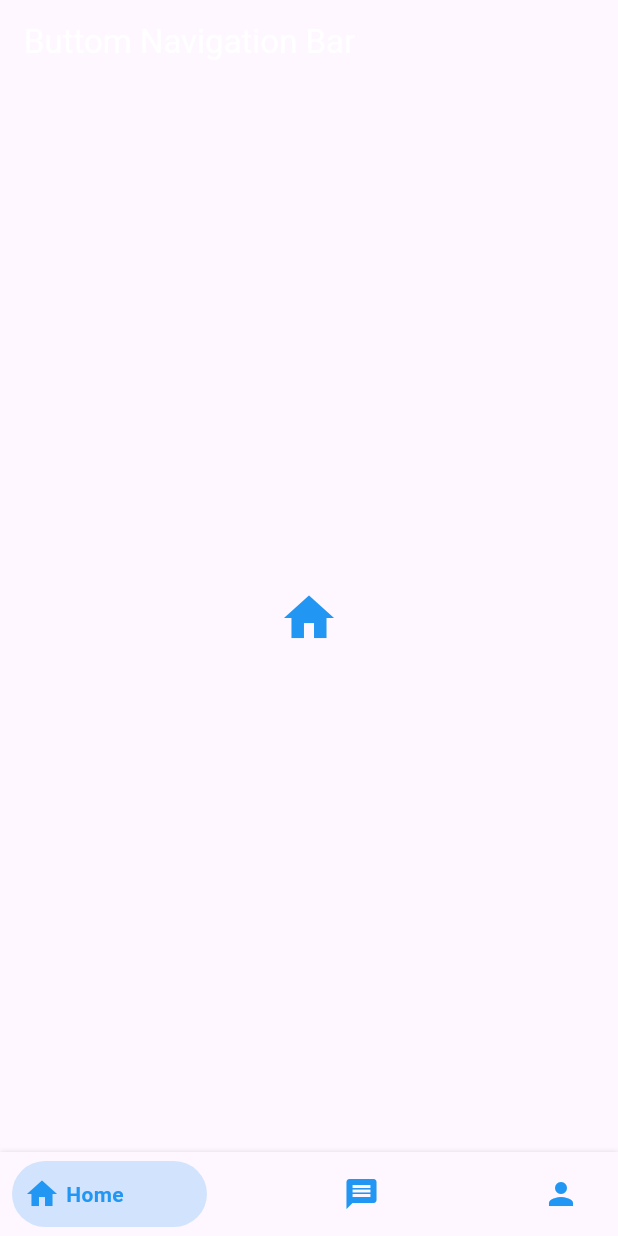
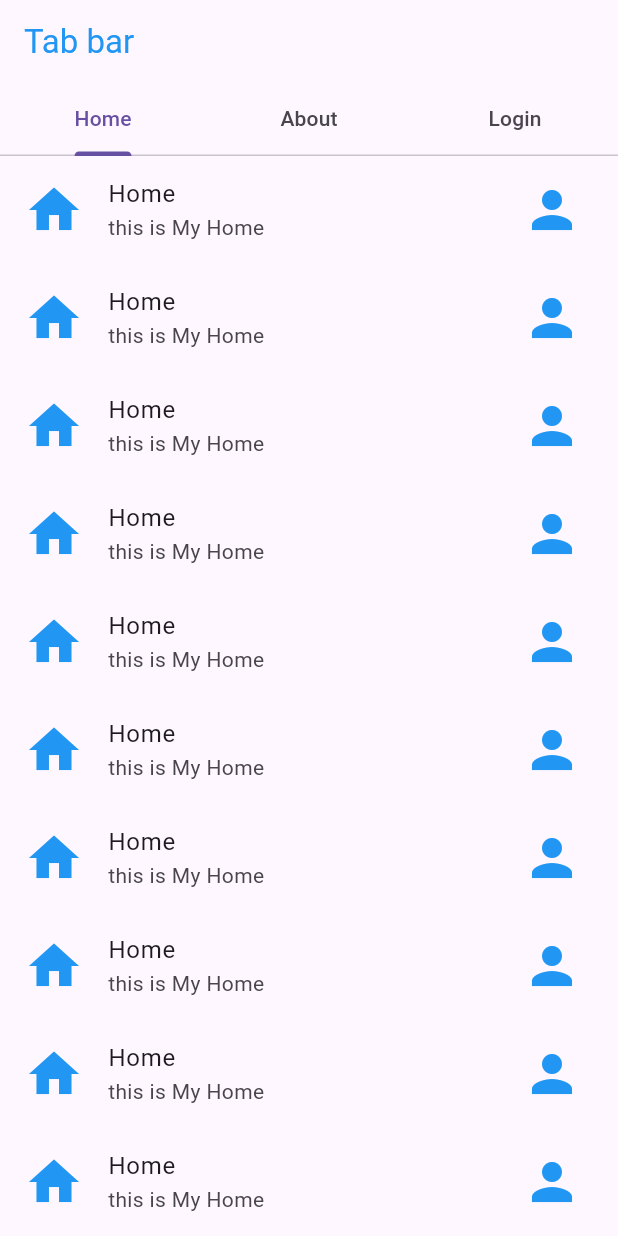
Before and after one commit to Flutter-labs-2024/ButtomNavigationBar, a Flutter app: the screen it shows after launch, on a phone screen of 412 x 824 dp. Run offline on Flutter 3.47's test engine with Material 3 defaults, Android fonts, the phone set to English and light mode, and no system bars; drawn by our look-alikes of bottom_navy_bar.

Commit message:
first commit

```diff
--- /dev/null
+++ b/lib/defaultTabController.dart
@@ -0,0 +1,31 @@
+import 'package:buttom_navigation_bar/listView.dart';
+import 'package:flutter/material.dart';
+
+class MyDefaultTabController extends StatelessWidget {
+  const MyDefaultTabController({super.key});
+
+  @override
+  Widget build(BuildContext context) {
+    return DefaultTabController(
+      length: 3,
+      child: Scaffold(
+        appBar: AppBar(title: Text('Tab bar',style: TextStyle(color: Colors
+            .blue),),
+          bottom: TabBar(tabs: [
+
+            Tab(child: Text('Home'),) ,
+            Tab(child: Text('About'),),
+            Tab(child: Text('Login'),)
+
+          ]),
+        ),
+        body: TabBarView( children: [
+          Tab(child: MyListView(),),
+          Tab(child: Icon(Icons.account_box,size: 40, color: Colors.blue,),),
+          Tab(child: Icon(Icons.login,size: 40, color: Colors.blue,),)
+
+        ],),
+      ),
+    );
+  }
+}
--- /dev/null
+++ b/lib/listView.dart
@@ -0,0 +1,110 @@
+import 'package:flutter/material.dart';
+
+class MyListView extends StatelessWidget {
+  const MyListView({super.key});
+
+  @override
+  Widget build(BuildContext context) {
+    return ListView(
+
+      children: [
+        ListTile(
+          leading: Icon(Icons.home,size: 40,color: Colors.blue,),
+           title: Text('Home'),
+          subtitle: Text('this is My Home'),
+          trailing: Icon(Icons.person,size: 40,color: Colors.blue),
+        ) ,
+        ListTile(
+          leading: Icon(Icons.home,size: 40,color: Colors.blue,),
+          title: Text('Home'),
+          subtitle: Text('this is My Home'),
+          trailing: Icon(Icons.person,size: 40,color: Colors.blue),
+        ),
+        ListTile(
+          leading: Icon(Icons.home,size: 40,color: Colors.blue,),
+          title: Text('Home'),
+          subtitle: Text('this is My Home'),
+          trailing: Icon(Icons.person,size: 40,color: Colors.blue),
+        ),
+          ListTile(
+    leading: Icon(Icons.home,size: 40,color: Colors.blue,),
+    title: Text('Home'),
+    subtitle: Text('this is My Home'),
+    trailing: Icon(Icons.person,size: 40,color: Colors.blue),
+    ),
+        ListTile(
+          leading: Icon(Icons.home,size: 40,color: Colors.blue,),
+          title: Text('Home'),
+          subtitle: Text('this is My Home'),
+          trailing: Icon(Icons.person,size: 40,color: Colors.blue),
+        ),
+        ListTile(
+          leading: Icon(Icons.home,size: 40,color: Colors.blue,),
+          title: Text('Home'),
+          subtitle: Text('this is My Home'),
+          trailing: Icon(Icons.person,size: 40,color: Colors.blue),
+        ),
+        ListTile(
+          leading: Icon(Icons.home,size: 40,color: Colors.blue,),
+          title: Text('Home'),
+          subtitle: Text('this is My Home'),
+          trailing: Icon(Icons.person,size: 40,color: Colors.blue),
+        ),
+        ListTile(
+          leading: Icon(Icons.home,size: 40,color: Colors.blue,),
+          title: Text('Home'),
+          subtitle: Text('this is My Home'),
+          trailing: Icon(Icons.person,size: 40,color: Colors.blue),
+        ) ,
+        ListTile(
+          leading: Icon(Icons.home,size: 40,color: Colors.blue,),
+          title: Text('Home'),
+          subtitle: Text('this is My Home'),
+          trailing: Icon(Icons.person,size: 40,color: Colors.blue),
+        ),
+        ListTile(
+          leading: Icon(Icons.home,size: 40,color: Colors.blue,),
+          title: Text('Home'),
+          subtitle: Text('this is My Home'),
+          trailing: Icon(Icons.person,size: 40,color: Colors.blue),
+        ),
+        ListTile(
+          leading: Icon(Icons.home,size: 40,color: Colors.blue,),
+          title: Text('Home'),
+          subtitle: Text('this is My Home'),
+          trailing: Icon(Icons.person,size: 40,color: Colors.blue),
+        ),
+        ListTile(
+          leading: Icon(Icons.home,size: 40,color: Colors.blue,),
+          title: Text('Home'),
+          subtitle: Text('this is My Home'),
+          trailing: Icon(Icons.person,size: 40,color: Colors.blue),
+        ),
+        ListTile(
+          leading: Icon(Icons.home,size: 40,color: Colors.blue,),
+          title: Text('Home'),
+          subtitle: Text('this is My Home'),
+          trailing: Icon(Icons.person,size: 40,color: Colors.blue),
+        ),
+        ListTile(
+          leading: Icon(Icons.home,size: 40,color: Colors.blue,),
+          title: Text('Home'),
+          subtitle: Text('this is My Home'),
+          trailing: Icon(Icons.person,size: 40,color: Colors.blue),
+        ),
+        ListTile(
+          leading: Icon(Icons.home,size: 40,color: Colors.blue,),
+          title: Text('Home'),
+          subtitle: Text('this is My Home'),
+          trailing: Icon(Icons.person,size: 40,color: Colors.blue),
+        ),
+        ListTile(
+          leading: Icon(Icons.home,size: 40,color: Colors.blue,),
+          title: Text('Home'),
+          subtitle: Text('this is My Home'),
+          trailing: Icon(Icons.person,size: 40,color: Colors.blue),
+        )
+      ],
+    );
+  }
+}
--- a/lib/main.dart
+++ b/lib/main.dart
@@ -2,7 +2,8 @@ import 'package:buttom_navigation_bar/buttomNavigationBar.dart';
 import 'package:flutter/material.dart';
 
 import 'bottomNavyBar.dart';
+import 'defaultTabController.dart';
 
 void main() {
-  runApp(MaterialApp(home: MyBottomNavyBar(),));
+  runApp(MaterialApp(home: MyDefaultTabController(),));
 }
```
